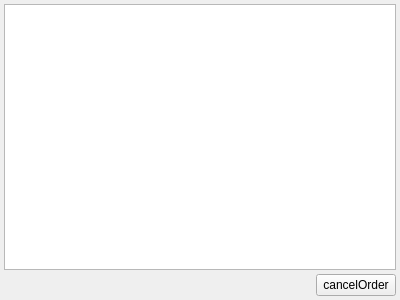
Above: ctpnow/ui/pendingorderform.ui from xclxxl414/bftrader before the change. Below: the same form after it.
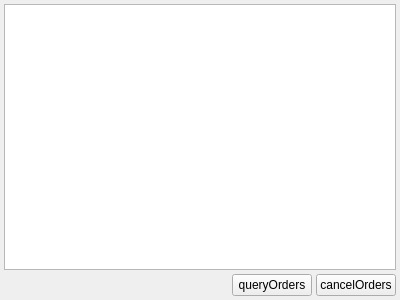
That is the form after the change.

What changed in the file:
```diff
--- a/ctpnow/ui/pendingorderform.ui
+++ b/ctpnow/ui/pendingorderform.ui
@@ -50,7 +50,14 @@
      <item>
       <widget class="QPushButton" name="pushButtonCancelOrder">
        <property name="text">
-        <string>cancelOrder</string>
+        <string>queryOrders</string>
+       </property>
+      </widget>
+     </item>
+     <item>
+      <widget class="QPushButton" name="pushButtonCancelOrders">
+       <property name="text">
+        <string>cancelOrders</string>
        </property>
       </widget>
      </item>
```
Left out of the diff: 2 changed lines with no effect on the pictures.
